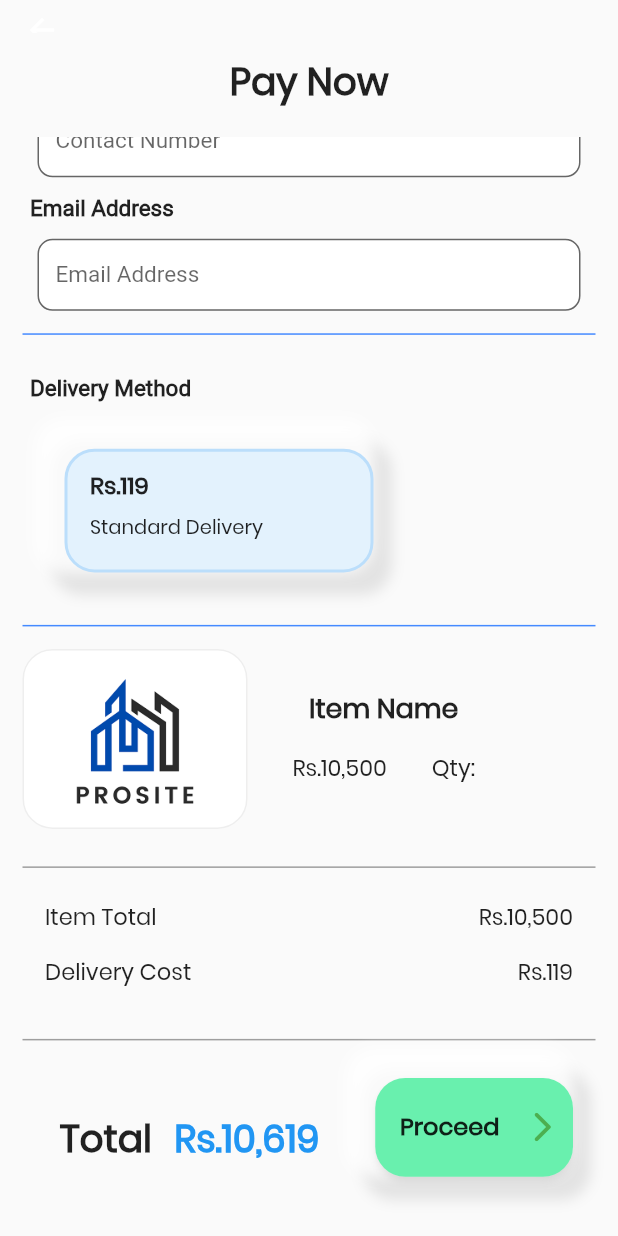
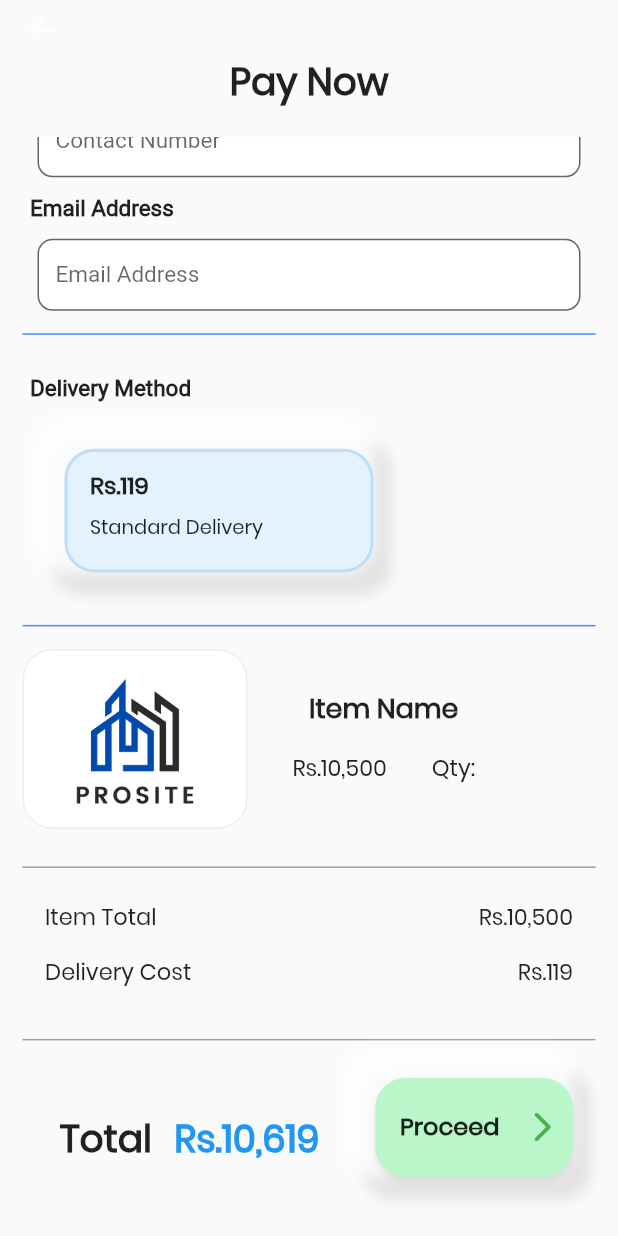
Before and after one commit to ProSiteGroup2/ProSite, a Flutter app: the paynow screen opened directly, scrolled down 172 dp, on a phone screen of 412 x 824 dp. Run offline on Flutter 3.47's test engine with Material 2 defaults, Android fonts, the phone set to English and light mode, and no system bars; our stand-ins replace flutter_rating_bar; missing offline and left inert: dart:ffi.

Commit message:
color 100

```diff
--- a/lib/pages/paynow.dart
+++ b/lib/pages/paynow.dart
@@ -586,7 +586,7 @@ class _paynowState extends State<paynow> {
                                       );
                                     },
                                     style: ElevatedButton.styleFrom(
-                                      primary: Colors.greenAccent[200],
+                                      primary: Colors.greenAccent[100],
                                       shadowColor:
                                           Colors.grey.withOpacity(0.25),
                                       padding: const EdgeInsets.symmetric(
```
